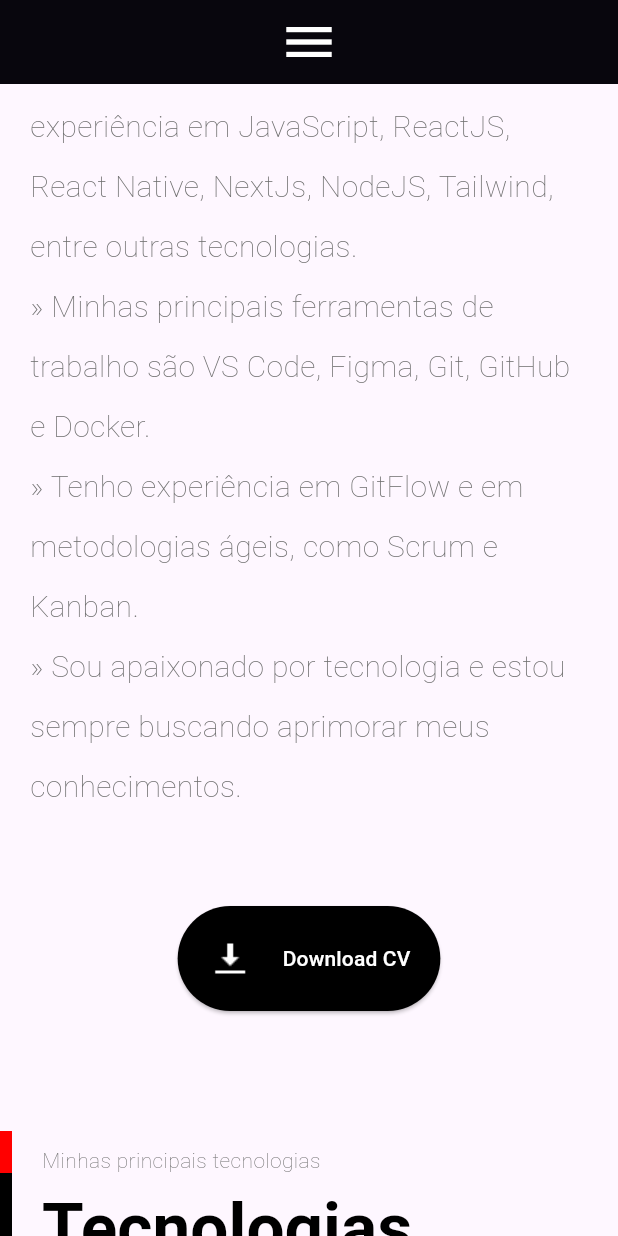
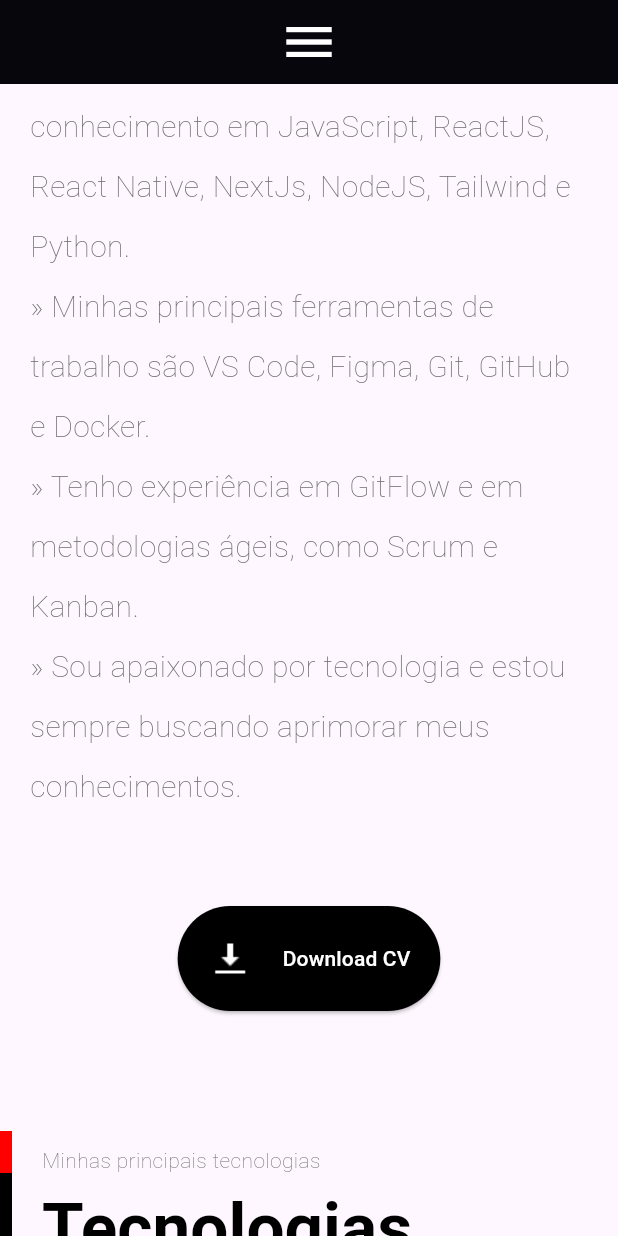
Before and after one commit to jeffersonkako/site_pessoal, a Flutter app: the screen it shows after launch, scrolled down 1152 dp, after a tap on "Download CV", on a phone screen of 412 x 824 dp. Run offline on Flutter 3.47's test engine with Material 3 defaults, Android fonts, the phone set to English and light mode, and no system bars; missing offline and left inert: dart:html.

Commit message:
Atualização da seção Sobre

```diff
--- a/lib/sections/about/about_section.dart
+++ b/lib/sections/about/about_section.dart
@@ -28,7 +28,7 @@ class AboutSection extends StatelessWidget {
                   const Expanded(
                     child: AboutSectionText(
                       text:
-                          "» Desenvolvedor front-end com experiência em desenvolvimento de aplicações web e mobile.\n» Atualmente trabalhando na área mobile com Dart e Flutter, porem tenho experiência em JavaScript, ReactJS, React Native, NextJs, NodeJS, Tailwind, entre outras tecnologias. \n» Minhas principais ferramentas de trabalho são VS Code, Figma, Git, GitHub e Docker. \n» Tenho experiência em GitFlow e em metodologias ágeis, como Scrum e Kanban. \n» Sou apaixonado por tecnologia e estou sempre buscando aprimorar meus conhecimentos.",
+                          "» Desenvolvedor de software especializado em aplicações web e mobile.\n» Atualmente trabalhando na área mobile com Dart e Flutter, possuo também conhecimento em JavaScript, ReactJS, React Native, NextJs, NodeJS, Tailwind e Python. \n» Minhas principais ferramentas de trabalho são VS Code, Figma, Git, GitHub e Docker. \n» Tenho experiência em GitFlow e em metodologias ágeis, como Scrum e Kanban. \n» Sou apaixonado por tecnologia e estou sempre buscando aprimorar meus conhecimentos.",
                     ),
                   ),
                 ],
@@ -42,7 +42,7 @@ class AboutSection extends StatelessWidget {
                     text: "Download CV",
                     press: () {
                       openUrlInNewTab(
-                          "https://drive.google.com/uc?export=download&id=1Qha3a7yQNsIj_Fsnst30055qPoZGYky5");
+                          "https://drive.google.com/uc?export=download&id=1wqcM5_op1SIGJNVZ-aEG5cIsyXDmAEGR");
                     },
                   ),
                 ],
```
